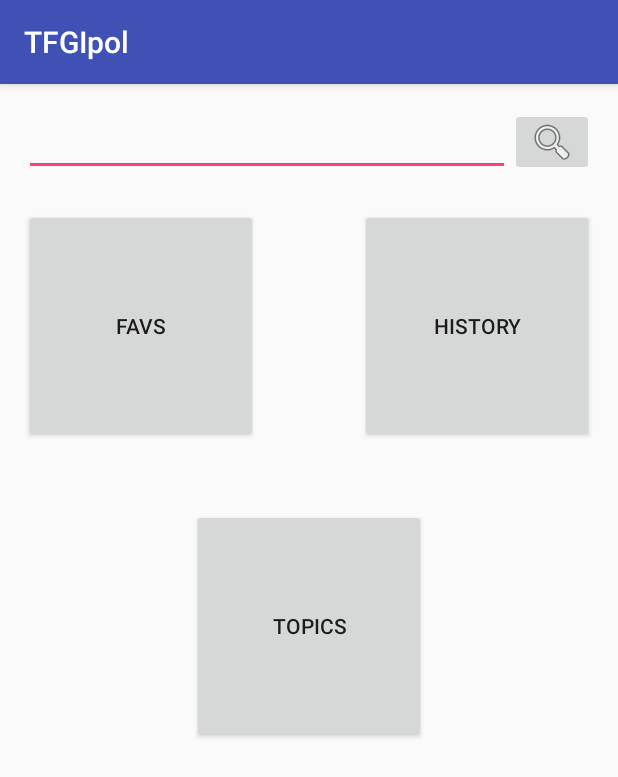
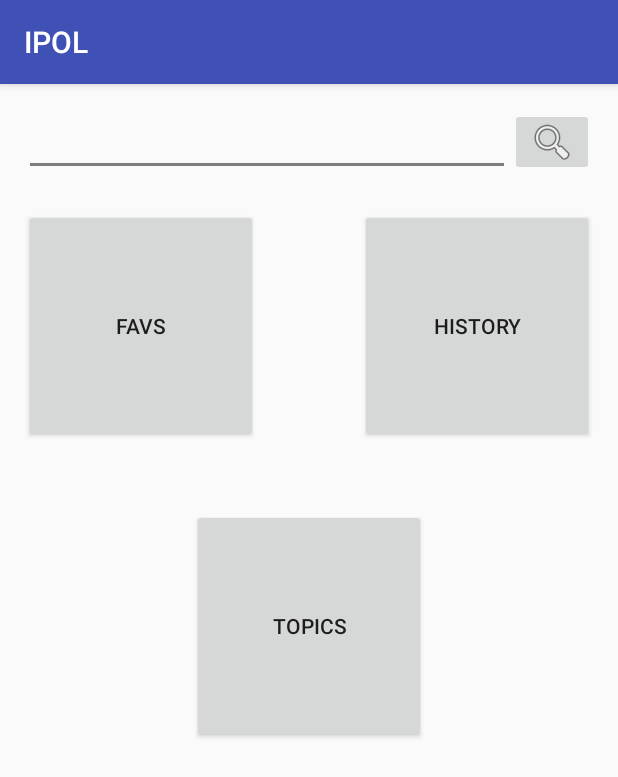
Before and after one commit to CarlosEscobarBlasco/TFG-IPOL, an Android app: the screen it shows after launch (MainActivity), on a phone screen of 412 x 824 dp. Shown: the top 777 px of the screen. Run offline under Robolectric (Android 15) with nearby library versions, the phone set to English and light mode, and no system bars; our stand-ins replace sdp/ssp sizes.

Commit message:
Application name changed InputText colour changed

```diff
--- a/app/src/main/AndroidManifest.xml
+++ b/app/src/main/AndroidManifest.xml
@@ -5,7 +5,7 @@
     <application
         android:allowBackup="true"
         android:icon="@mipmap/ic_launcher"
-        android:label="@string/app_name"
+        android:label="@string/app_name2"
         android:supportsRtl="true"
         android:theme="@style/AppTheme" >
         <activity android:name=".MainActivity" >
--- a/app/src/main/res/layout/activity_main.xml
+++ b/app/src/main/res/layout/activity_main.xml
@@ -35,19 +35,20 @@
     <EditText
         android:layout_width="wrap_content"
         android:layout_height="wrap_content"
-        android:id="@+id/editText"
+        android:id="@+id/searchText"
         android:inputType="text"
         android:layout_alignParentTop="true"
         android:layout_alignParentStart="true"
-        android:layout_toStartOf="@+id/imageButton">
+        android:theme="@style/MyEditTextTheme"
+        android:layout_toStartOf="@+id/searchButton">
     </EditText>
 
     <ImageButton
         android:layout_width="wrap_content"
         android:layout_height="wrap_content"
-        android:id="@+id/imageButton"
-        android:layout_alignBottom="@+id/editText"
-        android:layout_alignTop="@+id/editText"
+        android:id="@+id/searchButton"
+        android:layout_alignBottom="@+id/searchText"
+        android:layout_alignTop="@+id/searchText"
         android:layout_alignEnd="@+id/button3"
         android:contentDescription="@string/imgDescription"
         android:src="@android:drawable/ic_menu_search"/>
--- a/app/src/main/res/values/colors.xml
+++ b/app/src/main/res/values/colors.xml
@@ -2,5 +2,5 @@
 <resources>
     <color name="colorPrimary">#3F51B5</color>
     <color name="colorPrimaryDark">#303F9F</color>
-    <color name="colorAccent">#FF4081</color>
+    <color name="colorAccent">#7c7c7d</color>
 </resources>
--- a/app/src/main/res/values/styles.xml
+++ b/app/src/main/res/values/styles.xml
@@ -8,4 +8,10 @@
         <item name="colorAccent">@color/colorAccent</item>
     </style>
 
+    <style name="MyEditTextTheme">
+        <!-- Used for the bottom line when not selected / focused -->
+        <item name="colorControlNormal">#9e9e9e</item>
+        <!-- colorControlActivated & colorControlHighlight use the colorAccent color by default -->
+    </style>
+
 </resources>
```
